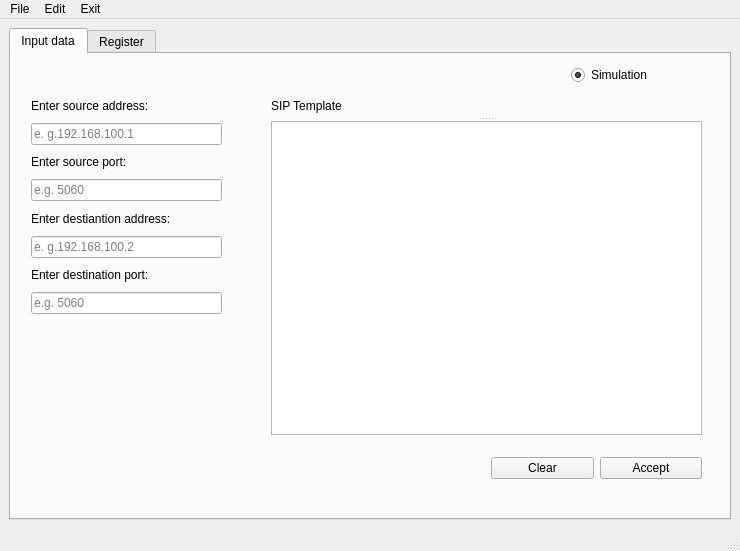
Old version of the form GUI.ui in the repository przypieczony/thesis_main.
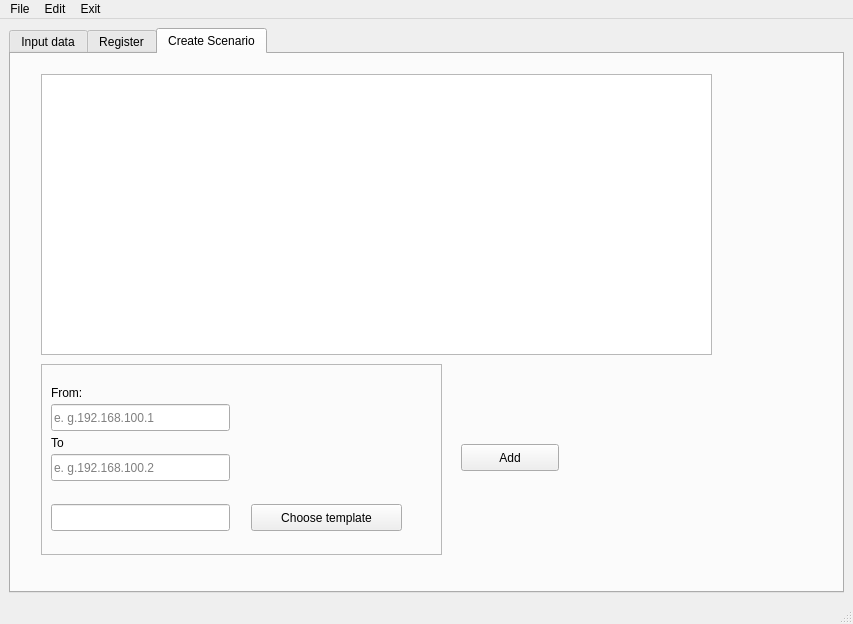
New version of the form. The open tabs and pages were chosen to show the change. Icons and pictures are not drawn.

Commit message: Added another 0.4 version of GUI, sending module works, need to implement rollbar and next,previous button

```diff
--- a/GUI.ui
+++ b/GUI.ui
@@ -6,8 +6,8 @@
    <rect>
     <x>0</x>
     <y>0</y>
-    <width>740</width>
-    <height>551</height>
+    <width>853</width>
+    <height>624</height>
    </rect>
   </property>
   <property name="windowTitle">
@@ -18,7 +18,7 @@
   </property>
   <widget class="QWidget" name="centralwidget">
    <layout class="QGridLayout" name="gridLayout">
-    <item row="0" column="0">
+    <item row="0" column="1">
      <widget class="QTabWidget" name="tabWidget">
       <property name="font">
        <font>
@@ -36,7 +36,7 @@
        <widget class="QRadioButton" name="simulateRadioButton">
         <property name="geometry">
          <rect>
-          <x>560</x>
+          <x>690</x>
           <y>10</y>
           <width>116</width>
           <height>22</height>
@@ -58,10 +58,10 @@
        <widget class="QWidget" name="layoutWidget">
         <property name="geometry">
          <rect>
-          <x>20</x>
-          <y>40</y>
-          <width>191</width>
-          <height>220</height>
+          <x>30</x>
+          <y>30</y>
+          <width>181</width>
+          <height>444</height>
          </rect>
         </property>
         <layout class="QVBoxLayout" name="verticalLayout">
@@ -74,17 +74,20 @@
          </item>
          <item>
           <widget class="QLineEdit" name="sourceAddressField">
+           <property name="enabled">
+            <bool>true</bool>
+           </property>
            <property name="statusTip">
             <string/>
            </property>
            <property name="inputMethodHints">
             <set>Qt::ImhPreferNumbers</set>
            </property>
-           <property name="inputMask">
-            <string/>
-           </property>
            <property name="text">
-            <string/>
+            <string>192.168.100.1</string>
+           </property>
+           <property name="frame">
+            <bool>true</bool>
            </property>
            <property name="placeholderText">
             <string>e. g.192.168.100.1</string>
@@ -110,7 +113,7 @@
             <string/>
            </property>
            <property name="text">
-            <string/>
+            <string>5060</string>
            </property>
            <property name="placeholderText">
             <string>e.g. 5060</string>
@@ -136,7 +139,7 @@
             <string/>
            </property>
            <property name="text">
-            <string/>
+            <string>192.168.100.2</string>
            </property>
            <property name="placeholderText">
             <string>e. g.192.168.100.2</string>
@@ -162,6 +165,23 @@
             <string/>
            </property>
            <property name="text">
+            <string>5060</string>
+           </property>
+           <property name="placeholderText">
+            <string>e.g. 5060</string>
+           </property>
+          </widget>
+         </item>
+         <item>
+          <widget class="QLabel" name="label_6">
+           <property name="text">
+            <string>Proxy 1 address:</string>
+           </property>
+          </widget>
+         </item>
+         <item>
+          <widget class="QLineEdit" name="proxyOneAddresField">
+           <property name="statusTip">
             <string/>
            </property>
            <property name="placeholderText">
@@ -174,8 +194,8 @@
        <widget class="QWidget" name="layoutWidget">
         <property name="geometry">
          <rect>
-          <x>480</x>
-          <y>400</y>
+          <x>590</x>
+          <y>470</y>
           <width>211</width>
           <height>29</height>
          </rect>
@@ -200,10 +220,10 @@
        <widget class="QSplitter" name="splitter">
         <property name="geometry">
          <rect>
-          <x>260</x>
-          <y>40</y>
-          <width>431</width>
-          <height>341</height>
+          <x>320</x>
+          <y>50</y>
+          <width>441</width>
+          <height>291</height>
          </rect>
         </property>
         <property name="orientation">
@@ -226,6 +246,50 @@
          </property>
         </widget>
        </widget>
+       <widget class="QWidget" name="">
+        <property name="geometry">
+         <rect>
+          <x>260</x>
+          <y>410</y>
+          <width>221</width>
+          <height>62</height>
+         </rect>
+        </property>
+        <layout class="QGridLayout" name="gridLayout_2">
+         <item row="0" column="0">
+          <widget class="QLineEdit" name="senderField">
+           <property name="statusTip">
+            <string/>
+           </property>
+           <property name="inputMask">
+            <string/>
+           </property>
+           <property name="text">
+            <string>kamszy</string>
+           </property>
+           <property name="placeholderText">
+            <string>Enter sender name</string>
+           </property>
+          </widget>
+         </item>
+         <item row="1" column="0">
+          <widget class="QLineEdit" name="receiverField">
+           <property name="statusTip">
+            <string/>
+           </property>
+           <property name="inputMask">
+            <string/>
+           </property>
+           <property name="text">
+            <string>revszy</string>
+           </property>
+           <property name="placeholderText">
+            <string>Enter receiver name</string>
+           </property>
+          </widget>
+         </item>
+        </layout>
+       </widget>
        <zorder>splitter</zorder>
        <zorder>simulateRadioButton</zorder>
        <zorder>layoutWidget</zorder>
@@ -377,6 +441,195 @@
          <string>Previous</string>
         </property>
        </widget>
+       <widget class="QPushButton" name="clearRegisterButton">
+        <property name="geometry">
+         <rect>
+          <x>610</x>
+          <y>460</y>
+          <width>98</width>
+          <height>27</height>
+         </rect>
+        </property>
+        <property name="text">
+         <string>Clear</string>
+        </property>
+       </widget>
+      </widget>
+      <widget class="QWidget" name="tab">
+       <attribute name="title">
+        <string>Create Scenario</string>
+       </attribute>
+       <widget class="QListView" name="scenarioView">
+        <property name="geometry">
+         <rect>
+          <x>30</x>
+          <y>20</y>
+          <width>671</width>
+          <height>281</height>
+         </rect>
+        </property>
+       </widget>
+       <widget class="QFrame" name="frame">
+        <property name="geometry">
+         <rect>
+          <x>30</x>
+          <y>310</y>
+          <width>401</width>
+          <height>191</height>
+         </rect>
+        </property>
+        <property name="frameShape">
+         <enum>QFrame::StyledPanel</enum>
+        </property>
+        <property name="frameShadow">
+         <enum>QFrame::Raised</enum>
+        </property>
+        <widget class="QLabel" name="label_10">
+         <property name="geometry">
+          <rect>
+           <x>10</x>
+           <y>20</y>
+           <width>66</width>
+           <height>17</height>
+          </rect>
+         </property>
+         <property name="text">
+          <string>From:</string>
+         </property>
+        </widget>
+        <widget class="QLineEdit" name="toAddressField">
+         <property name="enabled">
+          <bool>true</bool>
+         </property>
+         <property name="geometry">
+          <rect>
+           <x>10</x>
+           <y>90</y>
+           <width>179</width>
+           <height>27</height>
+          </rect>
+         </property>
+         <property name="statusTip">
+          <string/>
+         </property>
+         <property name="inputMethodHints">
+          <set>Qt::ImhPreferNumbers</set>
+         </property>
+         <property name="inputMask">
+          <string/>
+         </property>
+         <property name="text">
+          <string/>
+         </property>
+         <property name="frame">
+          <bool>true</bool>
+         </property>
+         <property name="placeholderText">
+          <string>e. g.192.168.100.2</string>
+         </property>
+        </widget>
+        <widget class="QLabel" name="label_11">
+         <property name="geometry">
+          <rect>
+           <x>10</x>
+           <y>70</y>
+           <width>66</width>
+           <height>17</height>
+          </rect>
+         </property>
+         <property name="text">
+          <string>To</string>
+         </property>
+        </widget>
+        <widget class="QPushButton" name="chooseTemplateButton">
+         <property name="geometry">
+          <rect>
+           <x>210</x>
+           <y>140</y>
+           <width>151</width>
+           <height>27</height>
+          </rect>
+         </property>
+         <property name="text">
+          <string>Choose template</string>
+         </property>
+        </widget>
+        <widget class="QLineEdit" name="fromAddressField">
+         <property name="enabled">
+          <bool>true</bool>
+         </property>
+         <property name="geometry">
+          <rect>
+           <x>10</x>
+           <y>40</y>
+           <width>179</width>
+           <height>27</height>
+          </rect>
+         </property>
+         <property name="statusTip">
+          <string/>
+         </property>
+         <property name="inputMethodHints">
+          <set>Qt::ImhPreferNumbers</set>
+         </property>
+         <property name="inputMask">
+          <string/>
+         </property>
+         <property name="text">
+          <string/>
+         </property>
+         <property name="frame">
+          <bool>true</bool>
+         </property>
+         <property name="placeholderText">
+          <string>e. g.192.168.100.1</string>
+         </property>
+        </widget>
+        <widget class="QLineEdit" name="chooseTemplateField">
+         <property name="enabled">
+          <bool>true</bool>
+         </property>
+         <property name="geometry">
+          <rect>
+           <x>10</x>
+           <y>140</y>
+           <width>179</width>
+           <height>27</height>
+          </rect>
+         </property>
+         <property name="statusTip">
+          <string/>
+         </property>
+         <property name="inputMask">
+          <string/>
+         </property>
+         <property name="text">
+          <string/>
+         </property>
+         <property name="frame">
+          <bool>true</bool>
+         </property>
+         <property name="placeholderText">
+          <string/>
+         </property>
+        </widget>
+       </widget>
+       <widget class="QPushButton" name="addCaseButton">
+        <property name="geometry">
+         <rect>
+          <x>450</x>
+          <y>390</y>
+          <width>98</width>
+          <height>27</height>
+         </rect>
+        </property>
+        <property name="text">
+         <string>Add</string>
+        </property>
+       </widget>
+       <zorder>frame</zorder>
+       <zorder>scenarioView</zorder>
+       <zorder>addCaseButton</zorder>
       </widget>
      </widget>
     </item>
@@ -387,7 +640,7 @@
     <rect>
      <x>0</x>
      <y>0</y>
-     <width>740</width>
+     <width>853</width>
      <height>25</height>
     </rect>
    </property>
```
Left out of the diff: 256 changed lines with no effect on the pictures. The commit also changes 2 other files.
